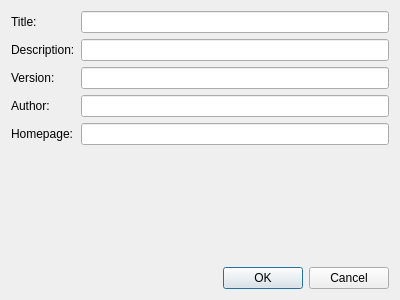
Qt form src/ui/MetaDataDialog.ui (OtterBrowser/otter-browser) before a commit.
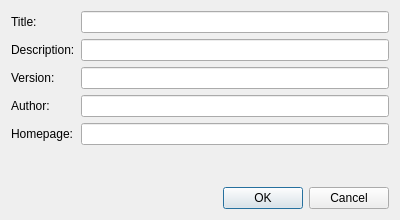
The same form after that commit. Custom widgets are drawn as their Qt base class.

Commit message: Adjust default size

Diff of the .ui file:
```diff
--- a/src/ui/MetaDataDialog.ui
+++ b/src/ui/MetaDataDialog.ui
@@ -7,7 +7,7 @@
     <x>0</x>
     <y>0</y>
     <width>400</width>
-    <height>300</height>
+    <height>220</height>
    </rect>
   </property>
   <property name="windowTitle">
```
